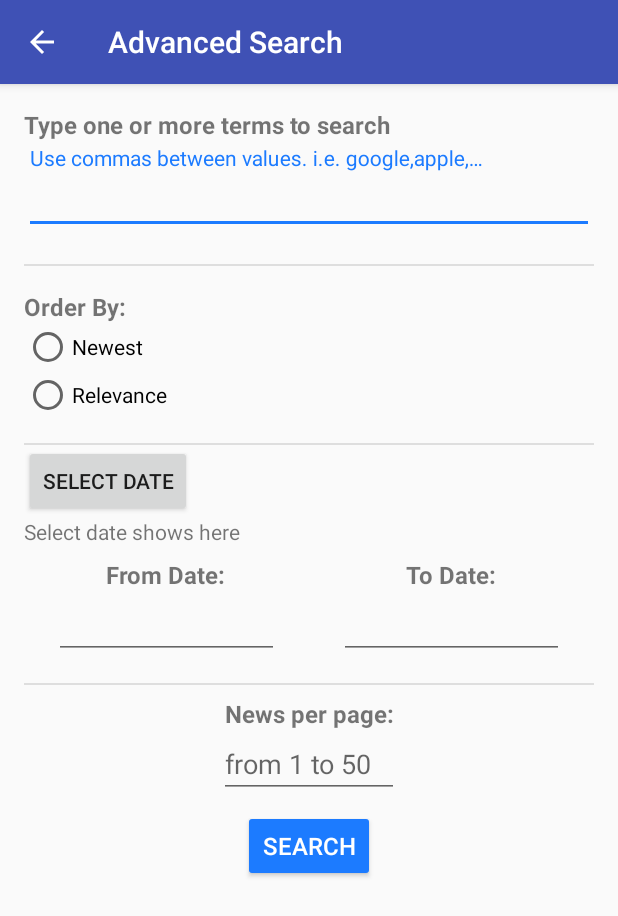
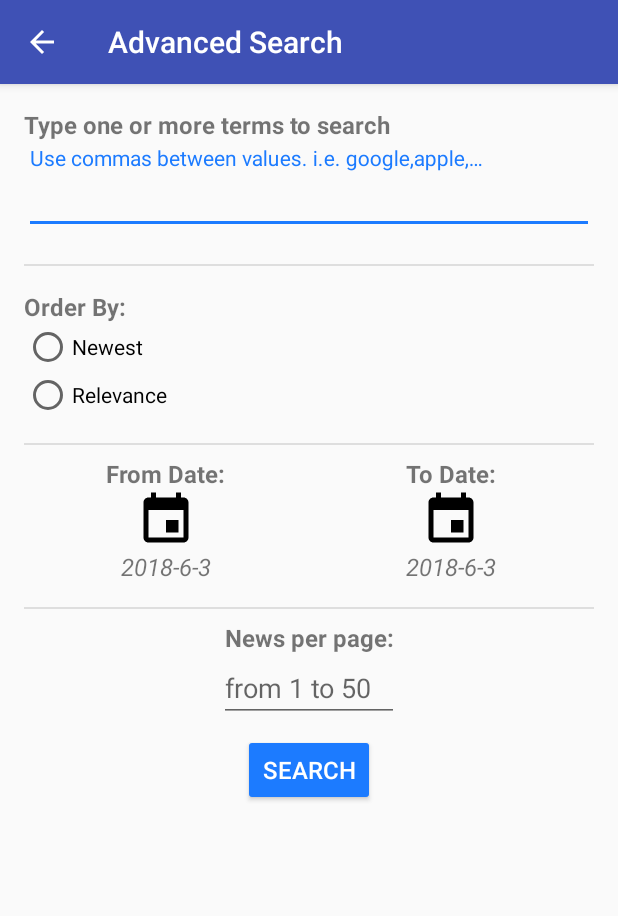
Before and after one commit to jesselima/nanodegree-android-basic-news-app, an Android app: the SearchActivity screen opened directly, with no data from a screen before it, on a phone screen of 412 x 824 dp. Shown: the top 916 px of the screen. Run offline under Robolectric (Android 15) with nearby library versions, the phone set to English and light mode, and no system bars.

Commit message:
SearchActivity layout implemented.

```diff
--- a/app/src/main/java/com/udacity/newsapp/SearchActivity.java
+++ b/app/src/main/java/com/udacity/newsapp/SearchActivity.java
@@ -6,46 +6,88 @@ import android.os.Bundle;
 import android.view.View;
 import android.widget.Button;
 import android.widget.DatePicker;
+import android.widget.LinearLayout;
 import android.widget.TextView;
 
-public class SearchActivity extends AppCompatActivity implements DatePickerDialog.OnDateSetListener {
+import java.util.Calendar;
+import java.util.Date;
 
-    Button selectedDate;
-    TextView textViewDate;
+public class SearchActivity extends AppCompatActivity {
+
+    LinearLayout linearLayoutPickFromDate;
+    LinearLayout linearLayoutPickToDate;
+
+    TextView fromDateSelected;
+    TextView toDateSelected;
     DatePickerDialog datePickerDialog;
+
+    int currentYear;
+    int currentMonth;
+    int currentDayOfMonth;
+    Calendar calendar;
 
     @Override
     protected void onCreate(Bundle savedInstanceState) {
         super.onCreate(savedInstanceState);
         setContentView(R.layout.activity_search);
 
-        selectedDate = findViewById(R.id.btnDate);
-        textViewDate = findViewById(R.id.tvSelectedDate);
+        linearLayoutPickFromDate = findViewById(R.id.from_date);
+        fromDateSelected = findViewById(R.id.from_date_selected);
 
-        selectedDate.setOnClickListener(new View.OnClickListener() {
+        linearLayoutPickToDate = findViewById(R.id.to_date);
+        toDateSelected = findViewById(R.id.to_date_selected);
+
+        calendar = Calendar.getInstance();
+        currentYear = calendar.get(Calendar.YEAR);
+        currentMonth = calendar.get(Calendar.MONTH);
+        currentDayOfMonth = calendar.get(Calendar.DAY_OF_MONTH);
+
+
+        linearLayoutPickFromDate.setOnClickListener(new View.OnClickListener() {
             @Override
             public void onClick(View view) {
                 datePickerDialog = new DatePickerDialog(SearchActivity.this,
                     new DatePickerDialog.OnDateSetListener() {
                         @Override
                         public void onDateSet(DatePicker datePicker, int year, int month, int day) {
-                            textViewDate.setText(year + "-" + month + "-" + day );
+                            StringBuilder date = new StringBuilder();
+                                date.append(year);
+                                date.append("-");
+                                date.append(month + 1);
+                                date.append("-");
+                                date.append(day);
+                            String fullDate = String.valueOf(date);
+                            fromDateSelected.setText(fullDate);
                         }
-                    }, 2018, 1, 1);
+                    }, currentYear, currentMonth, currentDayOfMonth);
                 datePickerDialog.show();
             }
         });
+        fromDateSelected.setText(currentYear + "-" + (currentMonth +1) + "-" + currentDayOfMonth);
 
+
+        linearLayoutPickToDate.setOnClickListener(new View.OnClickListener() {
+            @Override
+            public void onClick(View view) {
+                datePickerDialog = new DatePickerDialog(SearchActivity.this,
+                        new DatePickerDialog.OnDateSetListener() {
+                            @Override
+                            public void onDateSet(DatePicker datePicker, int year, int month, int day) {
+                                StringBuilder date = new StringBuilder();
+                                    date.append(year);
+                                    date.append("-");
+                                    date.append(month + 1);
+                                    date.append("-");
+                                    date.append(day);
+                                String fullDate = String.valueOf(date);
+                                toDateSelected.setText(fullDate);
+                            }
+                        }, currentYear, currentMonth, currentDayOfMonth);
+                datePickerDialog.show();
+            }
+        });
+        toDateSelected.setText(currentYear + "-" + (currentMonth +1) + "-" + currentDayOfMonth);
 
     }
 
-    @Override
-    public void onDateSet(DatePicker view, int year, int month, int dayOfMonth) {
-
-    }
-
-    @Override
-    public void onPointerCaptureChanged(boolean hasCapture) {
-
-    }
 }
--- /dev/null
+++ b/app/src/main/res/drawable-anydpi/ic_calendar.xml
@@ -0,0 +1,9 @@
+<vector xmlns:android="http://schemas.android.com/apk/res/android"
+        android:width="24dp"
+        android:height="24dp"
+        android:viewportWidth="24.0"
+        android:viewportHeight="24.0">
+    <path
+        android:fillColor="#FF000000"
+        android:pathData="M17,12h-5v5h5v-5zM16,1v2L8,3L8,1L6,1v2L5,3c-1.11,0 -1.99,0.9 -1.99,2L3,19c0,1.1 0.89,2 2,2h14c1.1,0 2,-0.9 2,-2L21,5c0,-1.1 -0.9,-2 -2,-2h-1L18,1h-2zM19,19L5,19L5,8h14v11z"/>
+</vector>
--- a/app/src/main/res/layout/activity_search.xml
+++ b/app/src/main/res/layout/activity_search.xml
@@ -66,19 +66,6 @@
         android:layout_marginTop="@dimen/margin_16"
         android:background="@color/colorLightGrey"/>
 
-    <Button
-        android:id="@+id/btnDate"
-        android:layout_width="wrap_content"
-        android:layout_height="wrap_content"
-        android:text="Select Date"/>
-
-    <TextView
-        android:id="@+id/tvSelectedDate"
-        android:layout_width="wrap_content"
-        android:layout_height="wrap_content"
-        android:text="Select date shows here"/>
-
-
     <LinearLayout
         android:layout_width="match_parent"
         android:layout_height="wrap_content"
@@ -86,39 +73,57 @@
         android:orientation="horizontal">
 
         <LinearLayout
+            android:id="@+id/from_date"
             android:layout_width="0dp"
             android:layout_height="wrap_content"
             android:layout_weight="1"
             android:gravity="center"
             android:orientation="vertical">
             <TextView
+                android:id="@+id/from_date_label"
                 android:layout_width="wrap_content"
                 android:layout_height="wrap_content"
                 android:text="@string/from_date"
                 android:textSize="@dimen/text_size_16"
                 android:textStyle="bold"/>
-            <EditText
-                android:layout_width="150dp"
+            <ImageView
+                android:layout_width="40dp"
+                android:layout_height="40dp"
+                android:src="@drawable/ic_calendar"/>
+            <TextView
+                android:id="@+id/from_date_selected"
+                android:layout_width="wrap_content"
                 android:layout_height="wrap_content"
-                android:inputType="date"/>
+                android:textSize="@dimen/text_size_16"
+                android:textStyle="italic"
+                android:textAllCaps="true"/>
         </LinearLayout>
 
         <LinearLayout
+            android:id="@+id/to_date"
             android:layout_width="0dp"
             android:layout_height="wrap_content"
             android:layout_weight="1"
             android:gravity="center"
             android:orientation="vertical">
             <TextView
+                android:id="@+id/to_date_label"
                 android:layout_width="wrap_content"
                 android:layout_height="wrap_content"
                 android:text="@string/to_date"
                 android:textSize="@dimen/text_size_16"
                 android:textStyle="bold"/>
-            <EditText
-                android:layout_width="150dp"
+            <ImageView
+                android:layout_width="40dp"
+                android:layout_height="40dp"
+                android:src="@drawable/ic_calendar"/>
+            <TextView
+                android:id="@+id/to_date_selected"
+                android:layout_width="wrap_content"
                 android:layout_height="wrap_content"
-                android:inputType="date"/>
+                android:textSize="@dimen/text_size_16"
+                android:textStyle="italic"
+                android:textAllCaps="true"/>
         </LinearLayout>
 
 
--- a/app/src/main/res/values/strings.xml
+++ b/app/src/main/res/values/strings.xml
@@ -14,4 +14,5 @@
     <string name="to_date">To Date:</string>
     <string name="from_1_to_50">from 1 to 50</string>
     <string name="search">Search</string>
+    <string name="dash">-</string>
 </resources>
```
